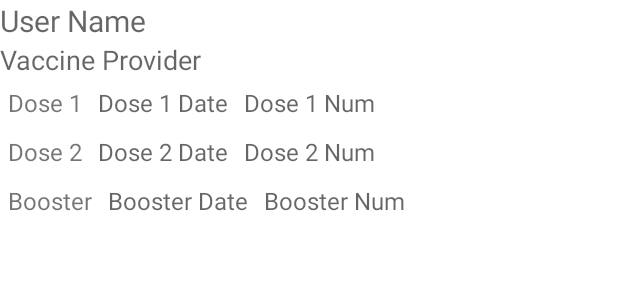
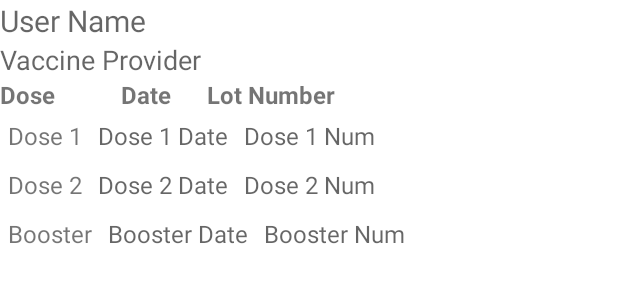
Before and after one commit to TeannaP18/VirtualVaccinationCard, an Android app: the layout item_vaccination_record.xml on its own in the app's theme, with its tools: preview values and no code run, on a phone screen of 412 x 824 dp. Shown: the top 300 px of the screen. Run offline under Robolectric (Android 15) with nearby library versions, the phone set to English and light mode, and no system bars.

Commit message:
added titles to vaccintation item

```diff
--- a/app/src/main/res/layout/item_vaccination_record.xml
+++ b/app/src/main/res/layout/item_vaccination_record.xml
@@ -22,6 +22,14 @@
         android:hint="Vaccine Provider" />
 
     <!--Add Titles for columns here -->
+    <TextView
+        android:id="@+id/Titles"
+        android:layout_width="wrap_content"
+        android:layout_height="wrap_content"
+        android:textSize="16dp"
+        android:layout_below="@id/VaccineProvider"
+        android:text="Dose           Date      Lot Number "
+        android:textStyle="bold"/>
 
     <!--Dose 1-->
     <TextView
@@ -30,7 +38,7 @@
         android:layout_height="wrap_content"
         android:textSize="16dp"
         android:padding="5dp"
-        android:layout_below="@id/VaccineProvider"
+        android:layout_below="@id/Titles"
         android:text="Dose 1" />
 
     <TextView
@@ -40,7 +48,7 @@
         android:textSize="16dp"
         android:padding="5dp"
         android:hint="Dose 1 Date"
-        android:layout_below="@id/VaccineProvider"
+        android:layout_below="@id/Titles"
         android:layout_toRightOf="@+id/tvDose1" />
 
     <TextView
@@ -50,7 +58,7 @@
         android:textSize="16dp"
         android:padding="5dp"
         android:hint="Dose 1 Num"
-        android:layout_below="@id/VaccineProvider"
+        android:layout_below="@id/Titles"
         android:layout_toRightOf="@id/Dose1Date"/>
 
     <!--Dose 2-->
@@ -113,4 +121,6 @@
         android:layout_below="@id/Dose2Date"
         android:layout_toRightOf="@id/BoosterDate"/>
 
+
+
 </RelativeLayout>
```
